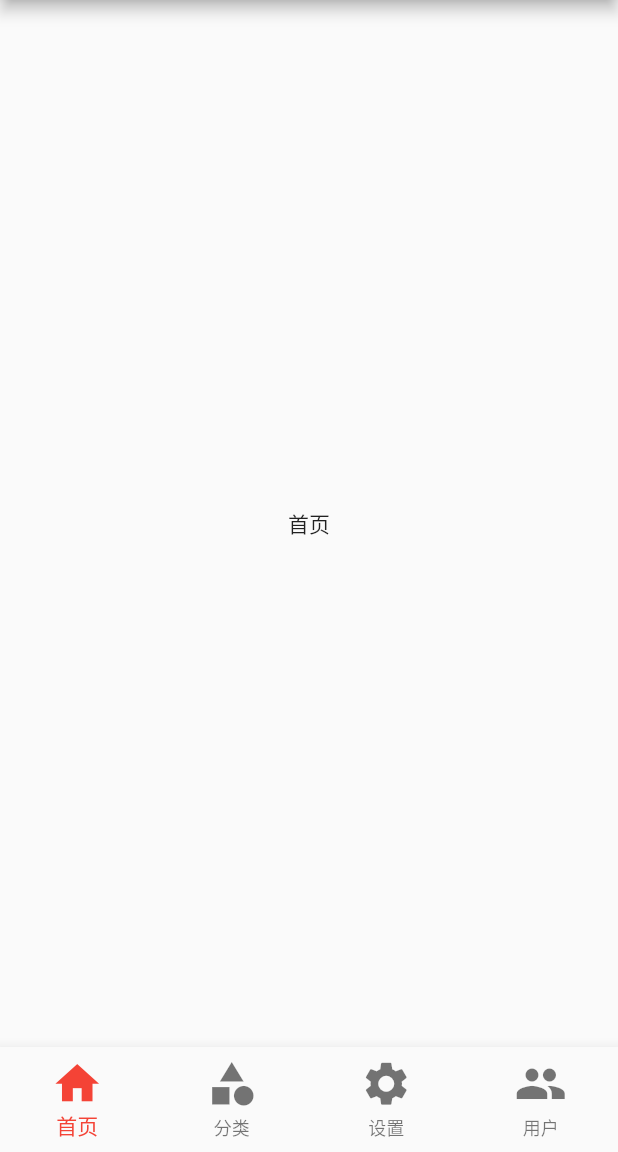
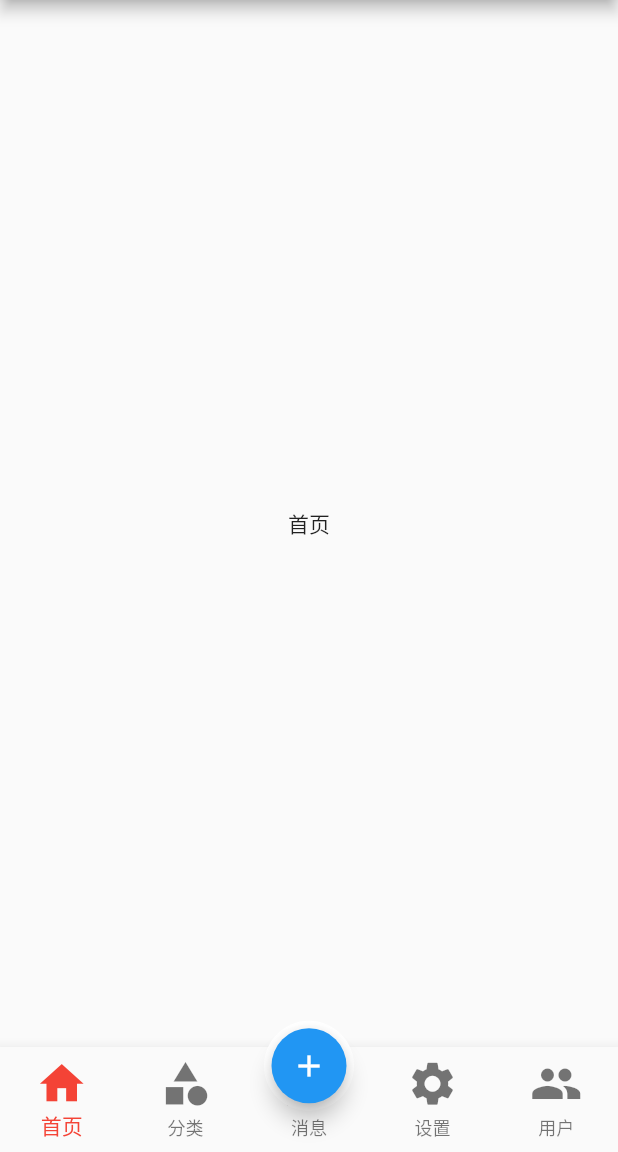
Before and after one commit to imnfeng/nfeng-flutter-demo, a Flutter app: the screen it shows after launch, on a phone screen of 412 x 824 dp, the part 84-1236 px from its top. Run offline on Flutter 3.47's test engine with Material 2 defaults, Android fonts, the phone set to English and light mode, and no system bars.

Commit message:
feat: FloatingActionButton

```diff
--- a/lib/pages/tabs.dart
+++ b/lib/pages/tabs.dart
@@ -1,6 +1,7 @@
 import 'package:flutter/material.dart';
 import './tabs/home.dart';
 import './tabs/category.dart';
+import './tabs/message.dart';
 import './tabs/setting.dart';
 import './tabs/user.dart';
 
@@ -16,6 +17,7 @@ class _TabsState extends State<Tabs> {
   final List<Widget> _pages = const [
     HomePage(),
     CategoryPage(),
+    MessagePage(),
     SettingPage(),
     UserPage(),
   ];
@@ -44,6 +46,10 @@ class _TabsState extends State<Tabs> {
             label: "分类",
           ),
           BottomNavigationBarItem(
+            icon: Icon(Icons.message),
+            label: "消息",
+          ),
+          BottomNavigationBarItem(
             icon: Icon(Icons.settings),
             label: "设置",
           ),
@@ -53,6 +59,26 @@ class _TabsState extends State<Tabs> {
           )
         ],
       ),
+      floatingActionButton: Container(
+        height: 60,
+        width: 60,
+        padding: const EdgeInsets.all(5),
+        margin: const EdgeInsets.only(top: 25),
+        decoration: BoxDecoration(
+          color: Colors.white,
+          borderRadius: BorderRadius.circular(30),
+        ),
+        child: FloatingActionButton(
+          backgroundColor: _currentIndex == 2 ? Colors.red : Colors.blue,
+          child: const Icon(Icons.add),
+          onPressed: () {
+            setState(() {
+              _currentIndex = 2;
+            });
+          },
+        ),
+      ),
+      floatingActionButtonLocation: FloatingActionButtonLocation.centerDocked,
     );
   }
 }
```
Also changed, not shown: lib/pages/tabs/message.dart (added, +17 -0 lines).
